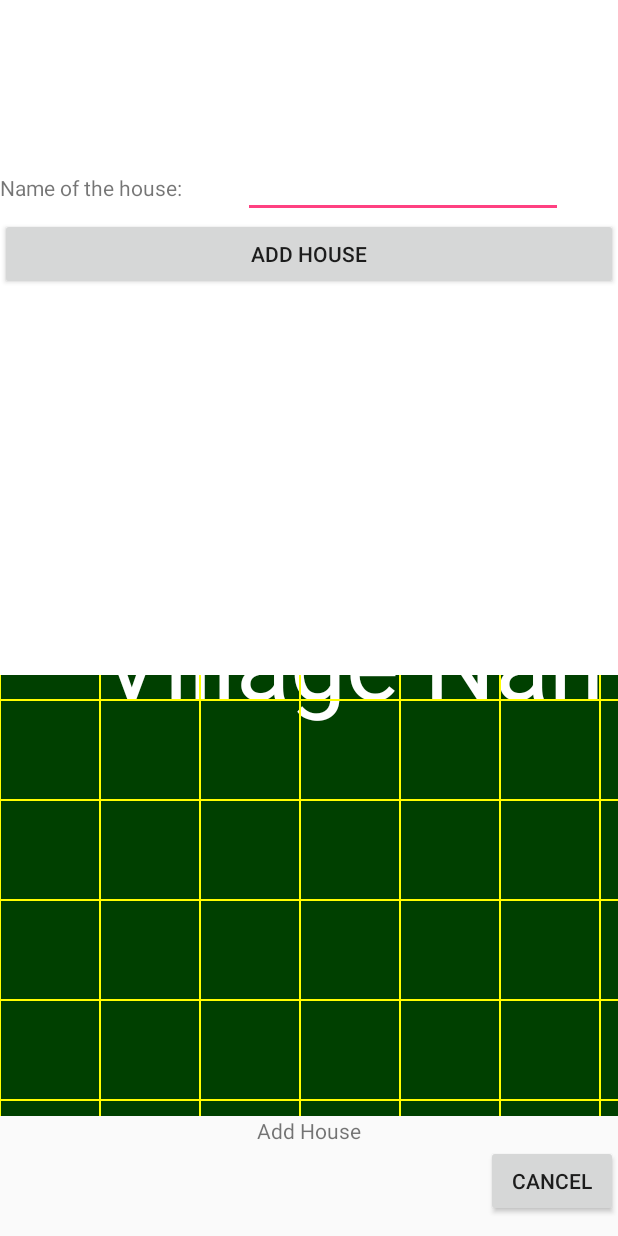
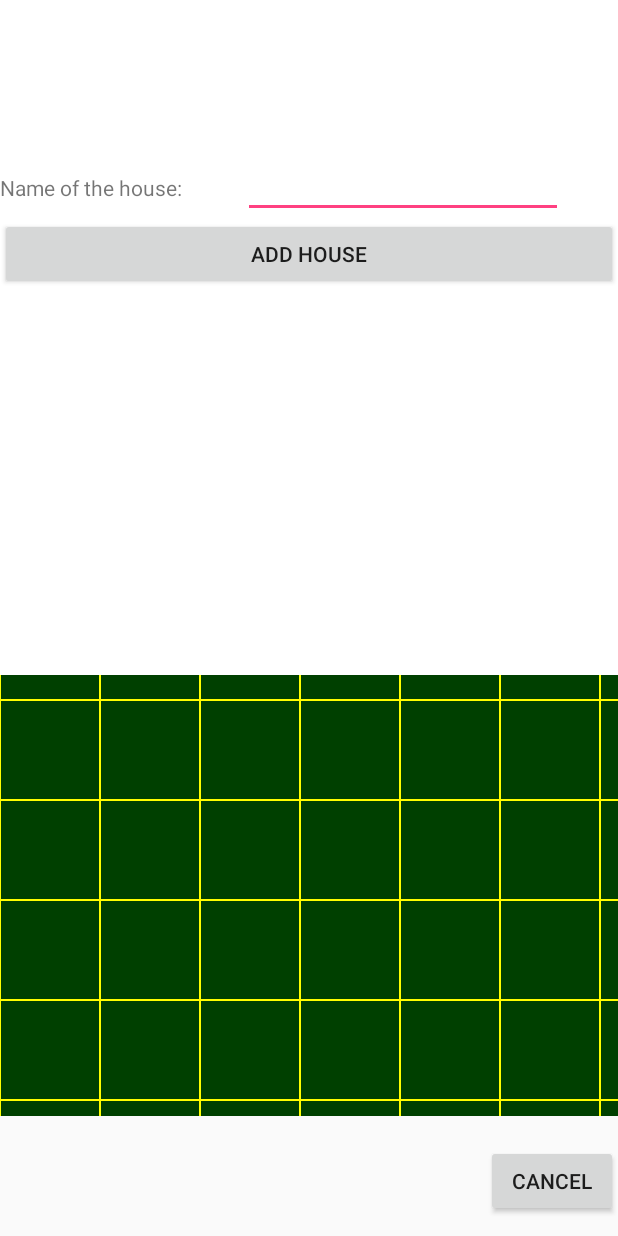
Before and after one commit to eighthjouster/androidvilleapp, an Android app: the screen it shows after launch (MainActivity), after a tap on "ADD HOUSE", on a phone screen of 412 x 824 dp. Run offline under Robolectric (Android 15) with nearby library versions, the phone set to English and light mode, and no system bars.

Commit message:
Village name better positioned; no default house name on init.

```diff
--- a/app/src/main/java/com/pachesoft/androidville/VilleMap.java
+++ b/app/src/main/java/com/pachesoft/androidville/VilleMap.java
@@ -182,7 +182,7 @@ public class VilleMap extends View {
     protected void onDraw(Canvas canvas) {
         super.onDraw(canvas);
         canvas.drawColor(getResources().getColor(R.color.darkGreen));
-        canvas.drawText(mVilleName, 100, 700, mTextPaint);
+        canvas.drawText(mVilleName, 0, 100, mTextPaint);
 
         for (int i=0; i<3600;i+=100) {
             canvas.drawLine(0, i, 2400, i, mGridPaint);
--- a/app/src/main/res/values/strings.xml
+++ b/app/src/main/res/values/strings.xml
@@ -1,5 +1,5 @@
 <resources>
     <string name="app_name">AndroidVille</string>
-    <string name="av_btn_house_add">Add House</string>
+    <string name="av_btn_house_add"></string>
     <string name="av_btn_house_delete">Delete House</string>
 </resources>
```
Also changed, not shown: 1 other file.
